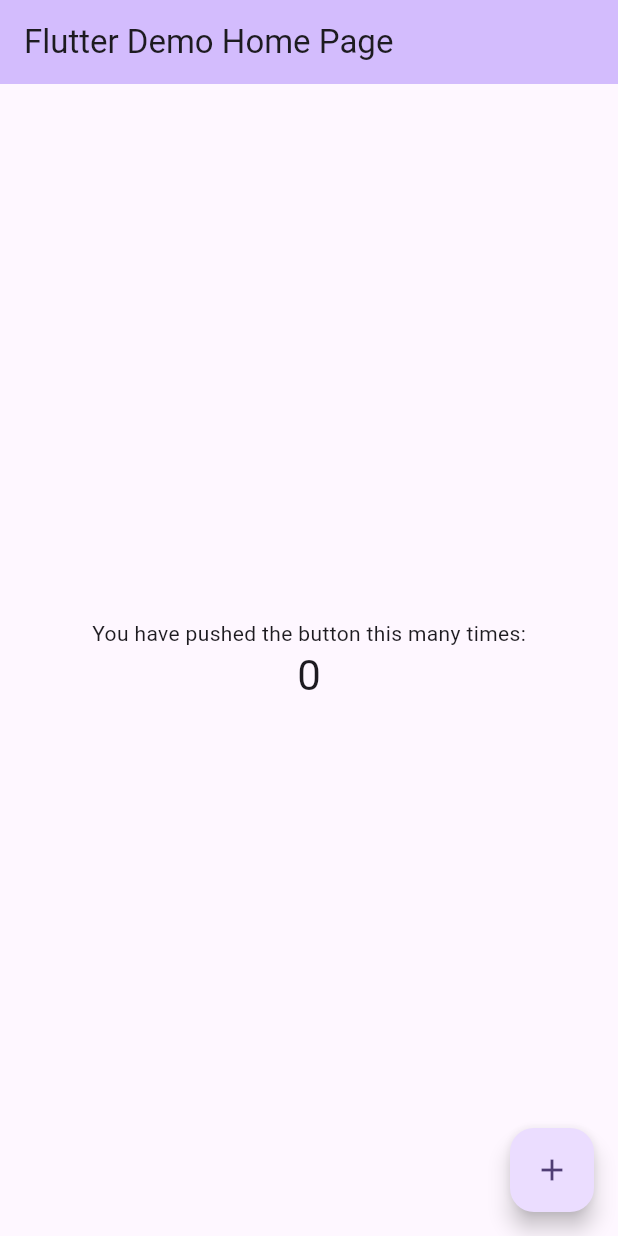
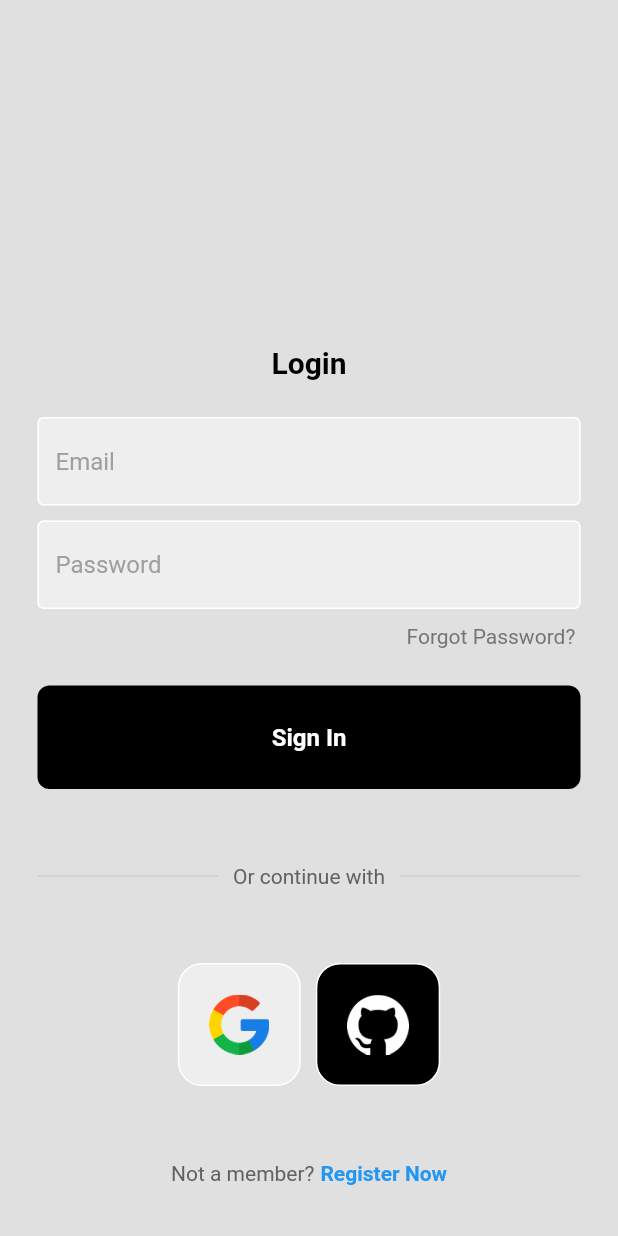
Before and after one commit to j3rryl/cinetribe-mobile, a Flutter app: the screen it shows after launch, on a phone screen of 412 x 824 dp. Run offline on Flutter 3.47's test engine with Material 2 defaults, Android fonts, the phone set to English and light mode, and no system bars.

Commit message:
login page

```diff
--- /dev/null
+++ b/lib/components/my_button.dart
@@ -0,0 +1,25 @@
+import 'package:flutter/material.dart';
+
+class MyButton extends StatelessWidget {
+  final Function()? onTap;
+  const MyButton({super.key, required this.onTap});
+
+  @override
+  Widget build(BuildContext context) {
+    return GestureDetector(
+        onTap: onTap,
+        child: Container(
+            padding: EdgeInsets.all(25),
+            margin: EdgeInsets.symmetric(horizontal: 25),
+            decoration: BoxDecoration(
+                color: Colors.black, borderRadius: BorderRadius.circular(8)),
+            child: Center(
+                child: Text(
+              "Sign In",
+              style: TextStyle(
+                  color: Colors.white,
+                  fontWeight: FontWeight.bold,
+                  fontSize: 16),
+            ))));
+  }
+}
--- /dev/null
+++ b/lib/components/my_textfield.dart
@@ -0,0 +1,33 @@
+import 'package:flutter/material.dart';
+
+class MyTextField extends StatelessWidget {
+  final controller;
+  final String hintText;
+  final bool obscureText;
+  const MyTextField(
+      {super.key,
+      required this.controller,
+      required this.hintText,
+      required this.obscureText});
+
+  @override
+  Widget build(BuildContext context) {
+    return Padding(
+        padding: const EdgeInsets.symmetric(horizontal: 25.0),
+        child: TextField(
+          controller: controller,
+          obscureText: obscureText,
+          decoration: InputDecoration(
+              enabledBorder: OutlineInputBorder(
+                borderSide: BorderSide(color: Colors.white),
+              ),
+              focusedBorder: OutlineInputBorder(
+                borderSide: BorderSide(color: Colors.grey.shade400),
+              ),
+              fillColor: Colors.grey.shade200,
+              filled: true,
+              hintText: hintText,
+              hintStyle: TextStyle(color: Colors.grey[500])),
+        ));
+  }
+}
--- /dev/null
+++ b/lib/components/square_tile.dart
@@ -0,0 +1,22 @@
+import 'package:flutter/material.dart';
+
+class SquareTile extends StatelessWidget {
+  final String imagePath;
+  final Color imageColor;
+  const SquareTile({
+    super.key,
+    required this.imagePath,
+    required this.imageColor,
+  });
+
+  @override
+  Widget build(BuildContext context) {
+    return Container(
+        padding: EdgeInsets.all(20),
+        decoration: BoxDecoration(
+            border: Border.all(color: Colors.white),
+            borderRadius: BorderRadius.circular(16),
+            color: imageColor),
+        child: Image.asset(imagePath, height: 40));
+  }
+}
--- a/lib/main.dart
+++ b/lib/main.dart
@@ -1,125 +1,26 @@
+import 'package:cinetribe/themes/dark_mode.dart';
+import 'package:cinetribe/themes/light_mode.dart';
+import 'package:cinetribe/views/auth/login_view.dart';
 import 'package:flutter/material.dart';
 
-void main() {
+void main() async {
+  // WidgetsFlutterBinding.ensureInitialized();
+  // await Firebase.initializeApp(
+  //   options: DefaultFirebaseOptions.currentPlatform,
+  // );
   runApp(const MyApp());
 }
 
 class MyApp extends StatelessWidget {
   const MyApp({super.key});
-
-  // This widget is the root of your application.
   @override
   Widget build(BuildContext context) {
     return MaterialApp(
-      title: 'Flutter Demo',
-      theme: ThemeData(
-        // This is the theme of your application.
-        //
-        // TRY THIS: Try running your application with "flutter run". You'll see
-        // the application has a blue toolbar. Then, without quitting the app,
-        // try changing the seedColor in the colorScheme below to Colors.green
-        // and then invoke "hot reload" (save your changes or press the "hot
-        // reload" button in a Flutter-supported IDE, or press "r" if you used
-        // the command line to start the app).
-        //
-        // Notice that the counter didn't reset back to zero; the application
-        // state is not lost during the reload. To reset the state, use hot
-        // restart instead.
-        //
-        // This works for code too, not just values: Most code changes can be
-        // tested with just a hot reload.
-        colorScheme: ColorScheme.fromSeed(seedColor: Colors.deepPurple),
-        useMaterial3: true,
-      ),
-      home: const MyHomePage(title: 'Flutter Demo Home Page'),
+      title: 'Cinetribe',
+      debugShowCheckedModeBanner: false,
+      theme: lightMode,
+      darkTheme: darkMode,
+      home: LoginPage(),
     );
   }
 }
-
-class MyHomePage extends StatefulWidget {
-  const MyHomePage({super.key, required this.title});
-
-  // This widget is the home page of your application. It is stateful, meaning
-  // that it has a State object (defined below) that contains fields that affect
-  // how it looks.
-
-  // This class is the configuration for the state. It holds the values (in this
-  // case the title) provided by the parent (in this case the App widget) and
-  // used by the build method of the State. Fields in a Widget subclass are
-  // always marked "final".
-
-  final String title;
-
-  @override
-  State<MyHomePage> createState() => _MyHomePageState();
-}
-
-class _MyHomePageState extends State<MyHomePage> {
-  int _counter = 0;
-
-  void _incrementCounter() {
-    setState(() {
-      // This call to setState tells the Flutter framework that something has
-      // changed in this State, which causes it to rerun the build method below
-      // so that the display can reflect the updated values. If we changed
-      // _counter without calling setState(), then the build method would not be
-      // called again, and so nothing would appear to happen.
-      _counter++;
-    });
-  }
-
-  @override
-  Widget build(BuildContext context) {
-    // This method is rerun every time setState is called, for instance as done
-    // by the _incrementCounter method above.
-    //
-    // The Flutter framework has been optimized to make rerunning build methods
-    // fast, so that you can just rebuild anything that needs updating rather
-    // than having to individually change instances of widgets.
-    return Scaffold(
-      appBar: AppBar(
-        // TRY THIS: Try changing the color here to a specific color (to
-        // Colors.amber, perhaps?) and trigger a hot reload to see the AppBar
-        // change color while the other colors stay the same.
-        backgroundColor: Theme.of(context).colorScheme.inversePrimary,
-        // Here we take the value from the MyHomePage object that was created by
-        // the App.build method, and use it to set our appbar title.
-        title: Text(widget.title),
-      ),
-      body: Center(
-        // Center is a layout widget. It takes a single child and positions it
-        // in the middle of the parent.
-        child: Column(
-          // Column is also a layout widget. It takes a list of children and
-          // arranges them vertically. By default, it sizes itself to fit its
-          // children horizontally, and tries to be as tall as its parent.
-          //
-          // Column has various properties to control how it sizes itself and
-          // how it positions its children. Here we use mainAxisAlignment to
-          // center the children vertically; the main axis here is the vertical
-          // axis because Columns are vertical (the cross axis would be
-          // horizontal).
-          //
-          // TRY THIS: Invoke "debug painting" (choose the "Toggle Debug Paint"
-          // action in the IDE, or press "p" in the console), to see the
-          // wireframe for each widget.
-          mainAxisAlignment: MainAxisAlignment.center,
-          children: <Widget>[
-            const Text(
-              'You have pushed the button this many times:',
-            ),
-            Text(
-              '$_counter',
-              style: Theme.of(context).textTheme.headlineMedium,
-            ),
-          ],
-        ),
-      ),
-      floatingActionButton: FloatingActionButton(
-        onPressed: _incrementCounter,
-        tooltip: 'Increment',
-        child: const Icon(Icons.add),
-      ), // This trailing comma makes auto-formatting nicer for build methods.
-    );
-  }
-}
--- /dev/null
+++ b/lib/themes/dark_mode.dart
@@ -0,0 +1,14 @@
+import 'package:flutter/material.dart';
+
+ThemeData darkMode = ThemeData(
+    brightness: Brightness.dark,
+    colorScheme: ColorScheme.dark(
+      background: Colors.grey.shade900,
+      primary: Colors.grey.shade800,
+      secondary: Colors.grey.shade700,
+      inversePrimary: Colors.grey.shade300,
+    ),
+    textTheme: ThemeData.dark().textTheme.apply(
+          bodyColor: Colors.grey[300],
+          displayColor: Colors.white,
+        ));
--- /dev/null
+++ b/lib/themes/light_mode.dart
@@ -0,0 +1,14 @@
+import 'package:flutter/material.dart';
+
+ThemeData lightMode = ThemeData(
+    brightness: Brightness.light,
+    colorScheme: ColorScheme.light(
+      background: Colors.grey.shade300,
+      primary: Colors.grey.shade200,
+      secondary: Colors.grey.shade400,
+      inversePrimary: Colors.grey.shade800,
+    ),
+    textTheme: ThemeData.light().textTheme.apply(
+          bodyColor: Colors.grey[800],
+          displayColor: Colors.black,
+        ));
--- /dev/null
+++ b/lib/views/auth/login_view.dart
@@ -0,0 +1,183 @@
+import 'package:cinetribe/components/my_button.dart';
+import 'package:cinetribe/components/my_textfield.dart';
+import 'package:cinetribe/components/square_tile.dart';
+// import 'package:firebase_auth/firebase_auth.dart';
+import 'package:flutter/material.dart';
+
+class LoginPage extends StatefulWidget {
+  // final VoidCallback showingRegisterPage;
+
+  // LoginPage({Key? key, required this.showingRegisterPage}) : super(key: key);
+
+  @override
+  State<LoginPage> createState() => _LoginPageState();
+}
+
+class _LoginPageState extends State<LoginPage> {
+  final emailController = TextEditingController();
+
+  final passwordController = TextEditingController();
+  void signIn() async {
+    //loading
+    showDialog(
+        context: context,
+        builder: (context) {
+          return const Center(child: CircularProgressIndicator());
+        });
+    //sign In
+    // try {
+    //   await FirebaseAuth.instance.signInWithEmailAndPassword(
+    //       email: emailController.text, password: passwordController.text);
+    //   Navigator.pop(context);
+    // } on FirebaseAuthException catch (e) {
+    //   Navigator.pop(context);
+
+    //   if (e.code == 'user-not-found') {
+    //     wrongEmail();
+    //   } else if (e.code == 'wrong-password') {
+    //     wrongPassword();
+    //   }
+    // }
+  }
+
+  // void wrongEmail() {
+  //   showDialog(
+  //       context: context,
+  //       builder: (context) {
+  //         return const AlertDialog(title: Text('Incorrect email'));
+  //       });
+  // }
+
+  // void wrongPassword() {
+  //   showDialog(
+  //       context: context,
+  //       builder: (context) {
+  //         return const AlertDialog(title: Text('Incorrect password'));
+  //       });
+  // }
+
+  @override
+  Widget build(BuildContext context) {
+    return Scaffold(
+        backgroundColor: Colors.grey[300],
+        body: SafeArea(
+            child: SingleChildScrollView(
+                child: Center(
+                    child: Column(
+                        mainAxisAlignment: MainAxisAlignment.center,
+                        children: [
+              Container(
+                height: 200,
+                width: 400,
+                // child: Lottie.asset('assets/animations/animated_lock.json'),
+              ),
+              const SizedBox(height: 30),
+              const Text(
+                'Login',
+                style: TextStyle(
+                  color: Colors.black,
+                  fontWeight: FontWeight.bold,
+                  fontSize: 20,
+                ),
+                textAlign: TextAlign.left,
+              ),
+              const SizedBox(height: 25),
+              MyTextField(
+                controller: emailController,
+                hintText: "Email",
+                obscureText: false,
+              ),
+              const SizedBox(height: 10),
+              MyTextField(
+                controller: passwordController,
+                hintText: "Password",
+                obscureText: true,
+              ),
+              const SizedBox(height: 10),
+              Padding(
+                padding: const EdgeInsets.symmetric(horizontal: 25.0),
+                child: Row(
+                  mainAxisAlignment: MainAxisAlignment.end,
+                  children: [
+                    Text('Forgot Password? ',
+                        style: TextStyle(color: Colors.grey[600]))
+                  ],
+                ),
+              ),
+              const SizedBox(
+                height: 25,
+              ),
+              MyButton(
+                onTap: signIn,
+              ),
+              const SizedBox(
+                height: 50,
+              ),
+              Padding(
+                padding: const EdgeInsets.symmetric(horizontal: 25.0),
+                child: Row(
+                  children: [
+                    Expanded(
+                      child: Divider(
+                        thickness: 0.5,
+                        color: Colors.grey[400],
+                      ),
+                    ),
+                    Padding(
+                        padding: const EdgeInsets.symmetric(horizontal: 10),
+                        child: Text(
+                          'Or continue with',
+                          style: TextStyle(color: Colors.grey[700]),
+                        )),
+                    Expanded(
+                      child: Divider(
+                        thickness: 0.5,
+                        color: Colors.grey[400],
+                      ),
+                    ),
+                  ],
+                ),
+              ),
+              const SizedBox(
+                height: 50,
+              ),
+              Row(
+                mainAxisAlignment: MainAxisAlignment.center,
+                children: [
+                  SquareTile(
+                      imagePath: 'assets/images/google.png',
+                      imageColor: Colors.grey[200]!),
+                  const SizedBox(width: 10),
+                  const SquareTile(
+                    imagePath: 'assets/images/github.png',
+                    imageColor: Colors.black,
+                  ),
+                ],
+              ),
+              const SizedBox(
+                height: 50,
+              ),
+              Row(
+                mainAxisAlignment: MainAxisAlignment.center,
+                children: [
+                  Text(
+                    'Not a member?',
+                    style: TextStyle(color: Colors.grey[700]),
+                  ),
+                  const SizedBox(
+                    width: 4,
+                  ),
+                  GestureDetector(
+                    // onTap: widget.showingRegisterPage,
+                    child: const Text(
+                      'Register Now',
+                      style: TextStyle(
+                          color: Colors.blue, fontWeight: FontWeight.bold),
+                    ),
+                  )
+                ],
+              ),
+              const SizedBox(height: 50),
+            ])))));
+  }
+}
```
Also changed, not shown: pubspec.yaml (+12 -4 lines), assets/images/github.png (added), assets/images/google.png (added), pubspec.lock, 5 other files.
